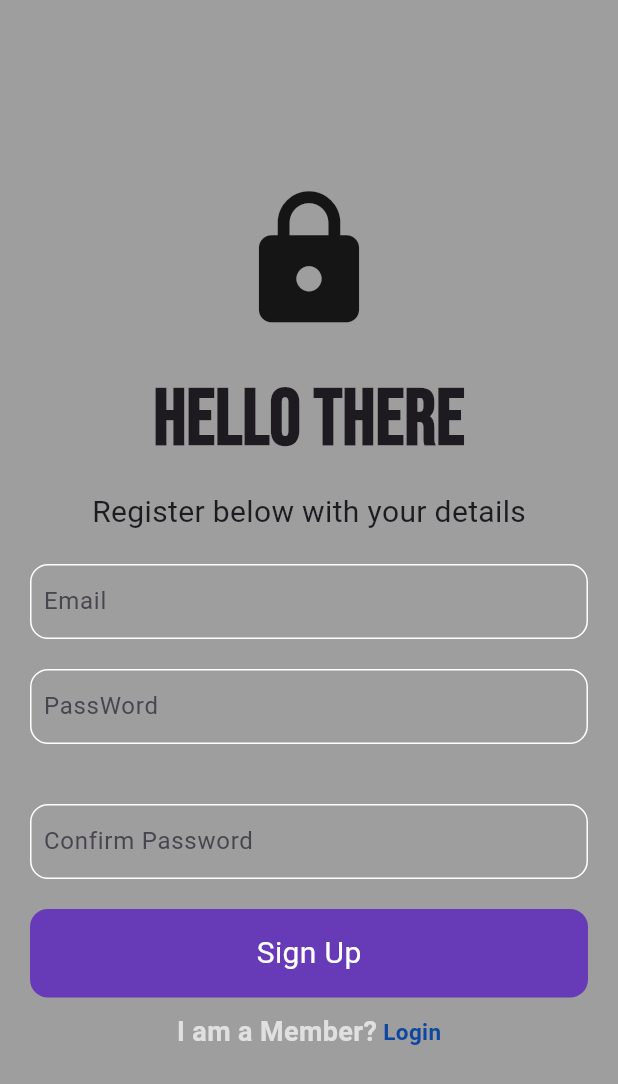
After one commit to DenisIrungu/FireBase_Auth_Project, a Flutter app: the screen it shows after launch, after a tap on "Register Now", on a phone screen of 412 x 824 dp. The commit adds this screen. Shown: the top 1084 px of the screen. Run offline on Flutter 3.47's test engine with Material 3 defaults, Android fonts, the phone set to English and light mode, and no system bars; our stand-ins replace firebase_auth, firebase_core, google_fonts; accounts and stored records are empty; network calls fail.

Commit message:
Implemented user registration and password confirmation for user registration

```diff
--- /dev/null
+++ b/lib/Auth/auth_page.dart
@@ -0,0 +1,30 @@
+import 'package:auth_project/pages/loginscreen.dart';
+import 'package:auth_project/pages/registerscreen.dart';
+import 'package:flutter/material.dart';
+
+class AuthPage extends StatefulWidget {
+  const AuthPage({super.key});
+
+  @override
+  State<AuthPage> createState() => _AuthPageState();
+}
+
+class _AuthPageState extends State<AuthPage> {
+  bool showLoginPage = true;
+
+  void toggleScreens(){
+    setState(() {
+      showLoginPage= !showLoginPage;
+    });
+  }
+
+
+  @override
+  Widget build(BuildContext context) {
+    if(showLoginPage){
+      return LoginScreen(showRegisterPage: toggleScreens);
+    }else {
+      return RegisterScreen(showLoginPage: toggleScreens);
+    }
+  }
+}
--- a/lib/loginpages/main_page.dart
+++ b/lib/Auth/main_page.dart
@@ -1,12 +1,13 @@
 //This helps us know wether the user is logged in or not
 
-import 'package:auth_project/home_screen.dart';
-import 'package:auth_project/loginpages/homepage.dart';
+import 'package:auth_project/Auth/auth_page.dart';
+//import 'package:auth_project/pages/loginscreen.dart';
+import 'package:auth_project/pages/homepage.dart';
 import 'package:firebase_auth/firebase_auth.dart';
 import 'package:flutter/material.dart';
 
-class AuthPage extends StatelessWidget {
-  const AuthPage({super.key});
+class MainPage extends StatelessWidget {
+  const MainPage({super.key});
 
   @override
   Widget build(BuildContext context) {
@@ -17,7 +18,8 @@ class AuthPage extends StatelessWidget {
           if(snapshot.hasData){
             return Homepage();
           }else{
-            return LoginScreen();
+            //Let it check for the authPage to determine where the user is in the login page or register page
+            return AuthPage();
           }
         },),
     );
--- a/lib/main.dart
+++ b/lib/main.dart
@@ -1,5 +1,5 @@
 //import 'package:auth_project/home_screen.dart';
-import 'package:auth_project/loginpages/main_page.dart';
+import 'package:auth_project/Auth/main_page.dart';
 import 'package:flutter/material.dart';
 import 'package:firebase_core/firebase_core.dart';
 
@@ -17,7 +17,7 @@ class MyApp extends StatelessWidget {
   Widget build(BuildContext context) {
     return const MaterialApp(
       debugShowCheckedModeBanner: false,
-      home: AuthPage(),
+      home: MainPage(),
     );
   }
 }
--- a/lib/home_screen.dart
+++ b/lib/pages/loginscreen.dart
@@ -5,7 +5,9 @@ import 'package:flutter/material.dart';
 import 'package:google_fonts/google_fonts.dart';
 
 class LoginScreen extends StatefulWidget {
-  const LoginScreen({super.key});
+  final VoidCallback showRegisterPage;
+   const LoginScreen({super.key,
+   required this.showRegisterPage});
 
   @override
   State<LoginScreen> createState() => _LoginScreenState();
@@ -111,11 +113,14 @@ class _LoginScreenState extends State<LoginScreen> {
                       'Not A Member?',
                       style: TextStyle(color: Colors.grey[300], fontWeight: FontWeight.bold),
                     ),
-                    Text(' Register Now',
-                        style: TextStyle(
-                          color: Colors.blue[900],
-                          fontWeight: FontWeight.bold,
-                        ))
+                    GestureDetector(
+                      onTap: widget.showRegisterPage,
+                      child: Text(' Register Now',
+                          style: TextStyle(
+                            color: Colors.blue[900],
+                            fontWeight: FontWeight.bold,
+                          )),
+                    )
                   ],
                 )
               ],
--- /dev/null
+++ b/lib/pages/registerscreen.dart
@@ -0,0 +1,170 @@
+import 'package:auth_project/constats/colors.dart';
+import 'package:auth_project/constats/textfields.dart';
+import 'package:firebase_auth/firebase_auth.dart';
+import 'package:flutter/material.dart';
+import 'package:google_fonts/google_fonts.dart';
+
+class RegisterScreen extends StatefulWidget {
+  final VoidCallback showLoginPage;
+  const RegisterScreen({super.key, required this.showLoginPage});
+
+  @override
+  State<RegisterScreen> createState() => _RegisterScreenState();
+}
+
+class _RegisterScreenState extends State<RegisterScreen> {
+  final emailController = TextEditingController();
+  final passwordController = TextEditingController();
+  final confirmPasswordController = TextEditingController();
+
+  Future signUp() async {
+    // if(passwordConfirmed()) {
+    //   await FirebaseAuth.instance.createUserWithEmailAndPassword(
+    //     email: emailController.text.trim(),
+    //     password: passwordController.text.trim());
+
+    // }
+    if (passwordConfirmed()) {
+      try {
+        // Attempt to create a new user with the provided email and password
+        await FirebaseAuth.instance.createUserWithEmailAndPassword(
+          email: emailController.text.trim(),
+          password: passwordController.text.trim(),
+        );
+
+        // Display a success message
+        ScaffoldMessenger.of(context).showSnackBar(
+          const SnackBar(content: Text('Registration Successful')),
+        );
+      } on FirebaseAuthException catch (e) {
+        // Handle Firebase-specific errors
+        ScaffoldMessenger.of(context).showSnackBar(
+          SnackBar(content: Text(e.message ?? 'An error occurred')),
+        );
+      }
+    } else {
+      // If passwords do not match, show an error
+      ScaffoldMessenger.of(context).showSnackBar(
+        const SnackBar(content: Text('Passwords do not match')),
+      );
+    }
+   }
+
+  bool passwordConfirmed() {
+    return passwordController.text.trim() ==
+        confirmPasswordController.text.trim();
+  }
+
+  @override
+  void dispose() {
+    emailController.dispose();
+    passwordController.dispose();
+    confirmPasswordController.dispose();
+    super.dispose();
+  }
+
+  @override
+  Widget build(BuildContext context) {
+    return Scaffold(
+      backgroundColor: backgroundcolor,
+      body: SafeArea(
+        child: Center(
+          child: SingleChildScrollView(
+            child: Column(
+              mainAxisAlignment: MainAxisAlignment.center,
+              children: [
+                const Icon(
+                  Icons.lock,
+                  size: 100,
+                ),
+                const SizedBox(
+                  height: 20,
+                ),
+                Text(
+                  'HELLO THERE',
+                  style: GoogleFonts.bebasNeue(
+                      fontSize: 52, fontWeight: FontWeight.bold),
+                ),
+                const SizedBox(
+                  height: 10,
+                ),
+                const Text(
+                  'Register below with your details',
+                  style: TextStyle(fontSize: 20),
+                ),
+                const SizedBox(
+                  height: 20,
+                ),
+                MyTextFields(
+                  hintText: 'Email',
+                  obscureText: false,
+                  controller: emailController,
+                ),
+                const SizedBox(
+                  height: 20,
+                ),
+                MyTextFields(
+                    controller: passwordController,
+                    hintText: 'PassWord',
+                    obscureText: true),
+                const SizedBox(
+                  height: 20,
+                ),
+                const SizedBox(
+                  height: 20,
+                ),
+                MyTextFields(
+                    controller: confirmPasswordController,
+                    hintText: 'Confirm Password',
+                    obscureText: true),
+                const SizedBox(
+                  height: 20,
+                ),
+                Padding(
+                  padding: const EdgeInsets.symmetric(horizontal: 20.0),
+                  child: GestureDetector(
+                    onTap: signUp,
+                    child: Container(
+                        padding: const EdgeInsets.all(15),
+                        decoration: BoxDecoration(
+                            borderRadius: BorderRadius.circular(12),
+                            color: Colors.deepPurple),
+                        child: const Center(
+                          child: Text(
+                            'Sign Up',
+                            style: TextStyle(fontSize: 20, color: Colors.white),
+                          ),
+                        )),
+                  ),
+                ),
+                const SizedBox(
+                  height: 10,
+                ),
+                Row(
+                  mainAxisAlignment: MainAxisAlignment.center,
+                  children: [
+                    Text(
+                      'I am a Member?',
+                      style: TextStyle(
+                          color: Colors.grey[300],
+                          fontWeight: FontWeight.bold,
+                          fontSize: 18),
+                    ),
+                    GestureDetector(
+                      onTap: widget.showLoginPage,
+                      child: Text(' Login',
+                          style: TextStyle(
+                              color: Colors.blue[900],
+                              fontWeight: FontWeight.bold,
+                              fontSize: 15)),
+                    )
+                  ],
+                )
+              ],
+            ),
+          ),
+        ),
+      ),
+    );
+  }
+}
```
Also changed, not shown: lib/pages/homepage.dart (renamed from lib/loginpages/homepage.dart, +12 -9 lines).
